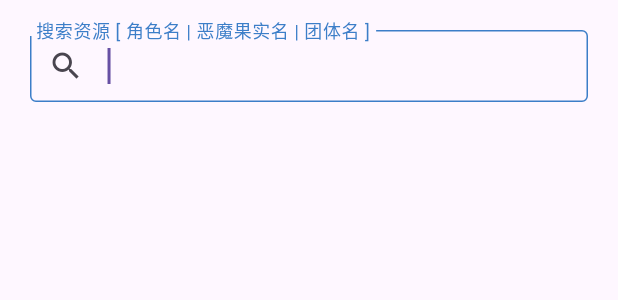
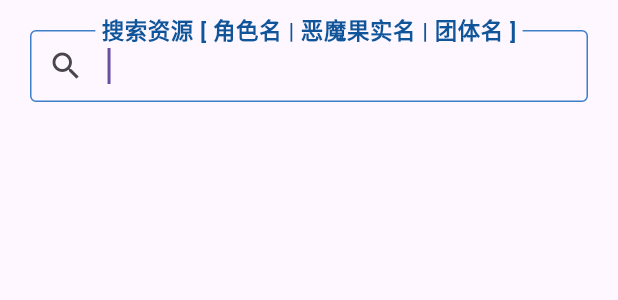
Before and after one commit to onepiece-battles/frontend, a Flutter app: the SearchPopup widget shown alone on an empty page, opened directly, on a phone screen of 412 x 824 dp. Shown: the top 300 px of the screen. Run offline on Flutter 3.47's test engine with Material 3 defaults, Android fonts, the phone set to English and light mode, and no system bars; our stand-ins replace dropdown_button2, dropdown_search, fl_chart, flutter_svg, flutter_toggle_tab, get_it and 4 more; missing offline and left inert: openapi, openapi_generator_annotations; generated files the repository leaves out were written again; project files that could hold a hidden picture were left out.

Commit message:
devil fruit refactor

```diff
--- a/lib/config/my_input_theme.dart
+++ b/lib/config/my_input_theme.dart
@@ -8,7 +8,7 @@ class MyInputTheme {
 
   UnderlineInputBorder _buildBorder(Color color) {
     return UnderlineInputBorder(
-      borderRadius: const BorderRadius.all(Radius.circular(10)),
+      borderRadius: const BorderRadius.all(Radius.circular(5)),
       borderSide: BorderSide(color: color, width: 1.0),
     );
   }
--- a/lib/constants/onepiece_colors.dart
+++ b/lib/constants/onepiece_colors.dart
@@ -25,6 +25,6 @@ class OnepieceColors {
   static const fruitZoan = Color.fromARGB(255, 255, 0, 0);
   static const fruitAncientZoan = Color.fromARGB(255, 255, 0, 255);
   static const fruitMythicalZoan = fancyBlue;
-  static const fruitArtificialZoan = Colors.yellow;
+  static const fruitArtificialZoan = Color.fromARGB(255, 155, 138, 51);
 
 }
--- a/lib/constants/onepiece_fonts.dart
+++ b/lib/constants/onepiece_fonts.dart
@@ -84,6 +84,16 @@ class OnepieceFonts {
       fontSize: OnepieceFonts.smallHeaderFontSize,
       fontWeight: OnepieceFonts.headerFontWeight);
 
+  static const TextStyle smallHeaderStyleFancyBlue = TextStyle(
+      color: OnepieceColors.fancyBlue,
+      fontSize: OnepieceFonts.smallHeaderFontSize,
+      fontWeight: OnepieceFonts.headerFontWeight);
+
+  static const TextStyle headerStyleWhite = TextStyle(
+      color: Colors.white,
+      fontSize: OnepieceFonts.headerFontSize,
+      fontWeight: OnepieceFonts.headerFontWeight);
+
   static const TextStyle tableHeaderStyle = TextStyle(
       color: OnepieceFonts.contentFontColor,
       fontSize: OnepieceFonts.tableHeaderFontSize,
--- a/lib/popup/search_popup.dart
+++ b/lib/popup/search_popup.dart
@@ -24,6 +24,7 @@ class SearchPopup extends StatefulWidget {
 }
 
 class _SearchPopupState extends State<SearchPopup> {
+  ScrollController scrollController = ScrollController();
   TextEditingController searchBarController = TextEditingController();
   List<CharacterListView> characters =
       <CharacterListView>[].toList(growable: true);
@@ -85,14 +86,16 @@ class _SearchPopupState extends State<SearchPopup> {
 
   @override
   Widget build(BuildContext context) {
-    ScrollController scrollController = ScrollController();
     return SingleChildScrollView(
       controller: scrollController,
       scrollDirection: Axis.vertical,
       child: Column(
         mainAxisSize: MainAxisSize.min,
         children: [
-          SizedBox(width: 800, child: _getSearchBar()),
+          Padding(
+            padding: const EdgeInsets.all(20.0),
+            child: _getSearchBar(context),
+          ),
           if (characters.isNotEmpty)
             SizedBox(
               width: 800,
@@ -178,17 +181,20 @@ class _SearchPopupState extends State<SearchPopup> {
     );
   }
 
-  Widget _getSearchBar() {
-    return Padding(
-      padding: const EdgeInsets.all(20.0),
+  Widget _getSearchBar(BuildContext context) {
+    return SizedBox(
+      width: 800,
       child: TextFormField(
         autofocus: true,
         controller: searchBarController,
         decoration: InputDecoration(
+          floatingLabelAlignment: FloatingLabelAlignment.center,
+          floatingLabelStyle: OnepieceFonts.smallHeaderStyleFancyBlue,
+          labelStyle: OnepieceFonts.contentStyleBold,
           disabledBorder: const OutlineInputBorder(
-              borderSide: BorderSide(color: OnepieceColors.menuHoverColor)),
+              borderSide: BorderSide(color: OnepieceColors.fancyGreen)),
           enabledBorder: const OutlineInputBorder(
-              borderSide: BorderSide(color: OnepieceColors.menuHoverColor)),
+              borderSide: BorderSide(color: OnepieceColors.fancyGreen)),
           focusedBorder: const OutlineInputBorder(
               borderSide: BorderSide(color: OnepieceColors.fancyGreen)),
           prefixIcon: const Icon(Icons.search),
--- a/lib/popup/user_navigation.dart
+++ b/lib/popup/user_navigation.dart
@@ -96,8 +96,8 @@ class _UserNavigationState extends State<UserNavigation> {
         ),
       ),
       child: Container(
-        width: 70,
-        height: 70,
+        width: 80,
+        height: 80,
         decoration: BoxDecoration(
           borderRadius: const BorderRadius.all(Radius.circular(10.0)),
           border: Border.all(
--- a/lib/views/character/character_view.dart
+++ b/lib/views/character/character_view.dart
@@ -555,7 +555,8 @@ class _CharacterViewState extends State<CharacterView> {
         label: Tooltip(
           message: AppLocalizations.of(context)!.resetSort,
           child: ImageHelper.getIconButtonFromSvg(
-              'images/svgs/reset.svg', OnepieceColors.fancyBlue, 25, 25, () {
+              'images/svgs/reset.svg', OnepieceColors.fancyBlue, 25, 25,
+                  () {
             sortKeys = [];
             sortableEnumToSortOrderMap = {
               CharacterSortableFieldsEnum.name: null,
```
Also changed, not shown: lib/home_page.dart (+30 -25 lines), lib/views/fruit/fruit_view.dart (+53 -41 lines).
